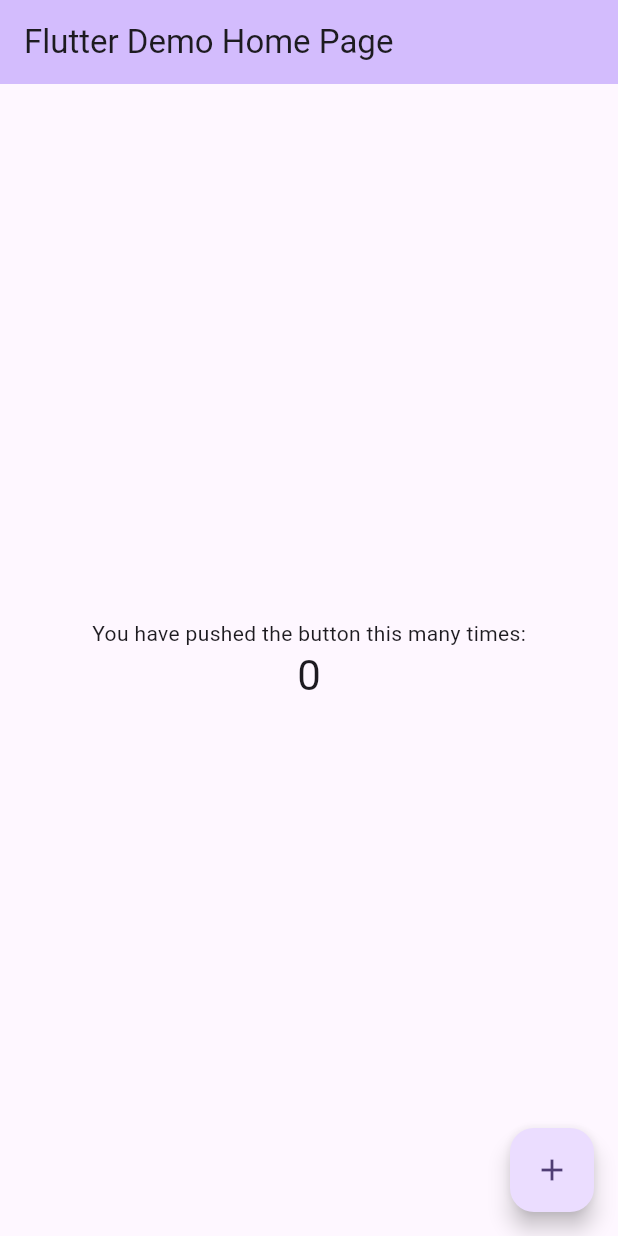
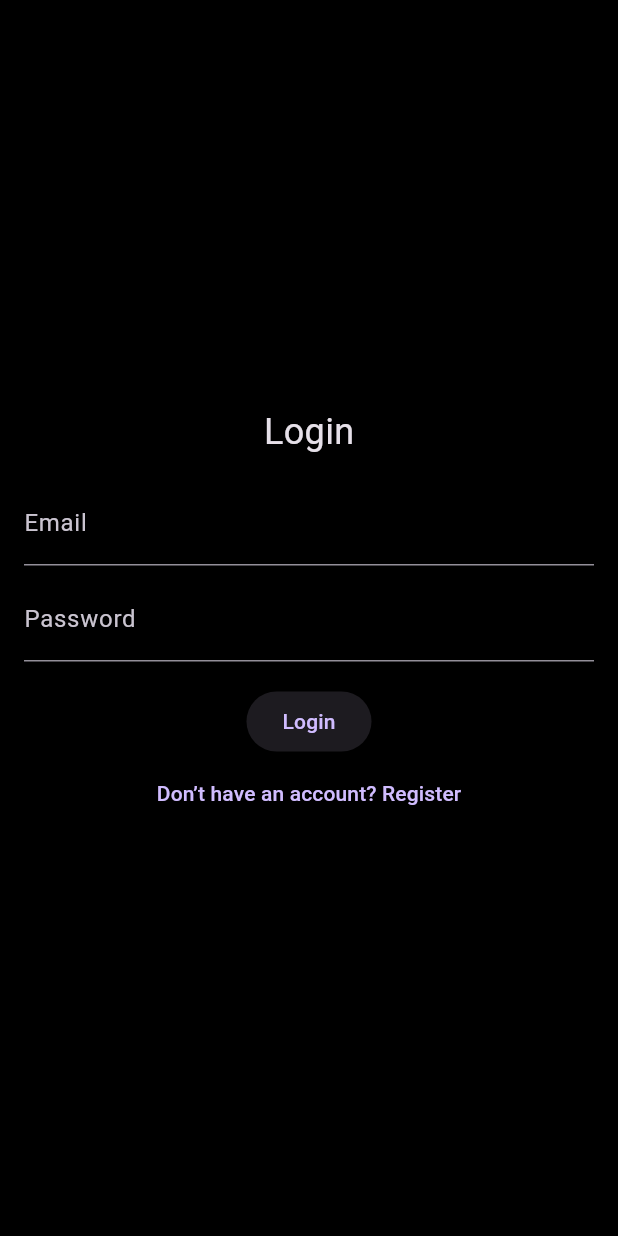
Before and after one commit to abhiramgelle1/HomeWork04_MessageBoardApp, a Flutter app: the screen it shows after launch, on a phone screen of 412 x 824 dp. Run offline on Flutter 3.47's test engine with Material 3 defaults, Android fonts, the phone set to English and light mode, and no system bars; our stand-ins replace cloud_firestore, firebase_auth, firebase_core; accounts and stored records are empty.

```diff
--- a/lib/main.dart
+++ b/lib/main.dart
@@ -1,125 +1,280 @@
 import 'package:flutter/material.dart';
+import 'package:firebase_core/firebase_core.dart';
+import 'package:firebase_auth/firebase_auth.dart';
+import 'package:cloud_firestore/cloud_firestore.dart';
 
-void main() {
+void main() async {
+  WidgetsFlutterBinding.ensureInitialized();
+  await Firebase.initializeApp();
   runApp(const MyApp());
 }
 
 class MyApp extends StatelessWidget {
-  const MyApp({super.key});
+  const MyApp({Key? key}) : super(key: key);
 
-  // This widget is the root of your application.
   @override
   Widget build(BuildContext context) {
     return MaterialApp(
-      title: 'Flutter Demo',
-      theme: ThemeData(
-        // This is the theme of your application.
-        //
-        // TRY THIS: Try running your application with "flutter run". You'll see
-        // the application has a purple toolbar. Then, without quitting the app,
-        // try changing the seedColor in the colorScheme below to Colors.green
-        // and then invoke "hot reload" (save your changes or press the "hot
-        // reload" button in a Flutter-supported IDE, or press "r" if you used
-        // the command line to start the app).
-        //
-        // Notice that the counter didn't reset back to zero; the application
-        // state is not lost during the reload. To reset the state, use hot
-        // restart instead.
-        //
-        // This works for code too, not just values: Most code changes can be
-        // tested with just a hot reload.
-        colorScheme: ColorScheme.fromSeed(seedColor: Colors.deepPurple),
-        useMaterial3: true,
+      debugShowCheckedModeBanner: false,
+      title: 'Message Board App',
+      theme: ThemeData.dark().copyWith(
+        scaffoldBackgroundColor: Colors.black,
+        primaryColor: Colors.deepPurple,
       ),
-      home: const MyHomePage(title: 'Flutter Demo Home Page'),
+      home: const AuthWrapper(),
     );
   }
 }
 
-class MyHomePage extends StatefulWidget {
-  const MyHomePage({super.key, required this.title});
-
-  // This widget is the home page of your application. It is stateful, meaning
-  // that it has a State object (defined below) that contains fields that affect
-  // how it looks.
-
-  // This class is the configuration for the state. It holds the values (in this
-  // case the title) provided by the parent (in this case the App widget) and
-  // used by the build method of the State. Fields in a Widget subclass are
-  // always marked "final".
-
-  final String title;
+class AuthWrapper extends StatelessWidget {
+  const AuthWrapper({Key? key}) : super(key: key);
 
   @override
-  State<MyHomePage> createState() => _MyHomePageState();
+  Widget build(BuildContext context) {
+    return StreamBuilder<User?>(
+      stream: FirebaseAuth.instance.authStateChanges(),
+      builder: (context, snapshot) {
+        if (snapshot.connectionState == ConnectionState.waiting) {
+          return const Center(child: CircularProgressIndicator());
+        }
+        if (snapshot.hasData) {
+          return LoggedInPage();
+        } else {
+          return const LoginPage();
+        }
+      },
+    );
+  }
 }
 
-class _MyHomePageState extends State<MyHomePage> {
-  int _counter = 0;
+class LoginPage extends StatefulWidget {
+  const LoginPage({Key? key}) : super(key: key);
 
-  void _incrementCounter() {
-    setState(() {
-      // This call to setState tells the Flutter framework that something has
-      // changed in this State, which causes it to rerun the build method below
-      // so that the display can reflect the updated values. If we changed
-      // _counter without calling setState(), then the build method would not be
-      // called again, and so nothing would appear to happen.
-      _counter++;
-    });
+  @override
+  State<LoginPage> createState() => _LoginPageState();
+}
+
+class _LoginPageState extends State<LoginPage> {
+  final TextEditingController _emailController = TextEditingController();
+  final TextEditingController _passwordController = TextEditingController();
+
+  Future<void> _login() async {
+    try {
+      await FirebaseAuth.instance.signInWithEmailAndPassword(
+        email: _emailController.text.trim(),
+        password: _passwordController.text.trim(),
+      );
+      ScaffoldMessenger.of(context).showSnackBar(
+        const SnackBar(content: Text('Login successful!')),
+      );
+    } on FirebaseAuthException catch (e) {
+      ScaffoldMessenger.of(context).showSnackBar(
+        SnackBar(content: Text(e.message ?? 'Login failed')),
+      );
+    }
   }
 
   @override
   Widget build(BuildContext context) {
-    // This method is rerun every time setState is called, for instance as done
-    // by the _incrementCounter method above.
-    //
-    // The Flutter framework has been optimized to make rerunning build methods
-    // fast, so that you can just rebuild anything that needs updating rather
-    // than having to individually change instances of widgets.
     return Scaffold(
-      appBar: AppBar(
-        // TRY THIS: Try changing the color here to a specific color (to
-        // Colors.amber, perhaps?) and trigger a hot reload to see the AppBar
-        // change color while the other colors stay the same.
-        backgroundColor: Theme.of(context).colorScheme.inversePrimary,
-        // Here we take the value from the MyHomePage object that was created by
-        // the App.build method, and use it to set our appbar title.
-        title: Text(widget.title),
-      ),
-      body: Center(
-        // Center is a layout widget. It takes a single child and positions it
-        // in the middle of the parent.
+      body: Padding(
+        padding: const EdgeInsets.all(16.0),
         child: Column(
-          // Column is also a layout widget. It takes a list of children and
-          // arranges them vertically. By default, it sizes itself to fit its
-          // children horizontally, and tries to be as tall as its parent.
-          //
-          // Column has various properties to control how it sizes itself and
-          // how it positions its children. Here we use mainAxisAlignment to
-          // center the children vertically; the main axis here is the vertical
-          // axis because Columns are vertical (the cross axis would be
-          // horizontal).
-          //
-          // TRY THIS: Invoke "debug painting" (choose the "Toggle Debug Paint"
-          // action in the IDE, or press "p" in the console), to see the
-          // wireframe for each widget.
           mainAxisAlignment: MainAxisAlignment.center,
-          children: <Widget>[
-            const Text(
-              'You have pushed the button this many times:',
+          children: [
+            const Text('Login', style: TextStyle(fontSize: 24)),
+            const SizedBox(height: 16),
+            TextField(
+              controller: _emailController,
+              decoration: const InputDecoration(labelText: 'Email'),
             ),
-            Text(
-              '$_counter',
-              style: Theme.of(context).textTheme.headlineMedium,
+            const SizedBox(height: 8),
+            TextField(
+              controller: _passwordController,
+              decoration: const InputDecoration(labelText: 'Password'),
+              obscureText: true,
+            ),
+            const SizedBox(height: 16),
+            ElevatedButton(
+              onPressed: _login,
+              child: const Text('Login'),
+            ),
+            TextButton(
+              onPressed: () {
+                Navigator.push(context,
+                    MaterialPageRoute(builder: (_) => const RegisterPage()));
+              },
+              child: const Text('Don’t have an account? Register'),
             ),
           ],
         ),
       ),
-      floatingActionButton: FloatingActionButton(
-        onPressed: _incrementCounter,
-        tooltip: 'Increment',
-        child: const Icon(Icons.add),
-      ), // This trailing comma makes auto-formatting nicer for build methods.
     );
   }
 }
+
+class RegisterPage extends StatefulWidget {
+  const RegisterPage({Key? key}) : super(key: key);
+
+  @override
+  State<RegisterPage> createState() => _RegisterPageState();
+}
+
+class _RegisterPageState extends State<RegisterPage> {
+  final TextEditingController _emailController = TextEditingController();
+  final TextEditingController _passwordController = TextEditingController();
+  final TextEditingController _firstNameController = TextEditingController();
+  final TextEditingController _lastNameController = TextEditingController();
+
+  Future<void> _register() async {
+    try {
+      UserCredential userCredential =
+          await FirebaseAuth.instance.createUserWithEmailAndPassword(
+        email: _emailController.text.trim(),
+        password: _passwordController.text.trim(),
+      );
+      final user = userCredential.user;
+      if (user != null) {
+        await FirebaseFirestore.instance.collection('users').doc(user.uid).set({
+          'firstName': _firstNameController.text.trim(),
+          'lastName': _lastNameController.text.trim(),
+          'email': _emailController.text.trim(),
+          'registrationDateTime': DateTime.now(),
+        });
+        ScaffoldMessenger.of(context).showSnackBar(
+          const SnackBar(content: Text('Registration successful!')),
+        );
+        Navigator.pop(context);
+      }
+    } on FirebaseAuthException catch (e) {
+      ScaffoldMessenger.of(context).showSnackBar(
+        SnackBar(content: Text(e.message ?? 'Registration failed')),
+      );
+    }
+  }
+
+  @override
+  Widget build(BuildContext context) {
+    return Scaffold(
+      body: Padding(
+        padding: const EdgeInsets.all(16.0),
+        child: SingleChildScrollView(
+          child: Column(
+            mainAxisAlignment: MainAxisAlignment.center,
+            children: [
+              const Text('Register', style: TextStyle(fontSize: 24)),
+              const SizedBox(height: 16),
+              TextField(
+                controller: _firstNameController,
+                decoration: const InputDecoration(labelText: 'First Name'),
+              ),
+              const SizedBox(height: 8),
+              TextField(
+                controller: _lastNameController,
+                decoration: const InputDecoration(labelText: 'Last Name'),
+              ),
+              const SizedBox(height: 8),
+              TextField(
+                controller: _emailController,
+                decoration: const InputDecoration(labelText: 'Email'),
+              ),
+              const SizedBox(height: 8),
+              TextField(
+                controller: _passwordController,
+                decoration: const InputDecoration(labelText: 'Password'),
+                obscureText: true,
+              ),
+              const SizedBox(height: 16),
+              ElevatedButton(
+                onPressed: _register,
+                child: const Text('Register'),
+              ),
+            ],
+          ),
+        ),
+      ),
+    );
+  }
+}
+
+class LoggedInPage extends StatelessWidget {
+  LoggedInPage({Key? key}) : super(key: key);
+
+  final List<String> boardNames = ['Sports', 'Tech', 'Travel'];
+  final List<String> boardIcons = [
+    'assets/sports.png',
+    'assets/tech.png',
+    'assets/travel.png',
+  ];
+
+  @override
+  Widget build(BuildContext context) {
+    return Scaffold(
+      appBar: AppBar(
+        title: const Text('Message Boards'),
+        actions: [
+          IconButton(
+            icon: const Icon(Icons.logout),
+            onPressed: () async {
+              await FirebaseAuth.instance.signOut();
+            },
+          ),
+        ],
+      ),
+      body: GridView.builder(
+        padding: const EdgeInsets.all(16.0),
+        gridDelegate: const SliverGridDelegateWithFixedCrossAxisCount(
+          crossAxisCount: 1,
+          childAspectRatio: 2.5,
+          mainAxisSpacing: 16,
+        ),
+        itemCount: boardNames.length,
+        itemBuilder: (context, index) {
+          return GestureDetector(
+            onTap: () {
+              Navigator.push(
+                context,
+                MaterialPageRoute(
+                    builder: (_) => ChatPage(boardName: boardNames[index])),
+              );
+            },
+            child: Container(
+              decoration: BoxDecoration(
+                borderRadius: BorderRadius.circular(16),
+                image: DecorationImage(
+                  image: AssetImage(boardIcons[index]),
+                  fit: BoxFit.cover,
+                ),
+              ),
+              child: Center(
+                child: Text(
+                  boardNames[index],
+                  style: const TextStyle(
+                    color: Colors.white,
+                    fontSize: 24,
+                    fontWeight: FontWeight.bold,
+                    backgroundColor: Colors.black54,
+                  ),
+                ),
+              ),
+            ),
+          );
+        },
+      ),
+    );
+  }
+}
+
+class ChatPage extends StatelessWidget {
+  final String boardName;
+
+  const ChatPage({Key? key, required this.boardName}) : super(key: key);
+
+  @override
+  Widget build(BuildContext context) {
+    return Scaffold(
+      appBar: AppBar(title: Text(boardName)),
+      body: const Center(child: Text('Chat page coming soon...')),
+    );
+  }
+}
--- a/pubspec.yaml
+++ b/pubspec.yaml
@@ -39,6 +39,7 @@ dependencies:
   firebase_authentication: ^0.0.30
   firebase_auth: ^5.3.3
   cloud_firestore: ^5.5.0
+  provider: ^6.1.2
 
 dev_dependencies:
   flutter_test:
@@ -63,9 +64,8 @@ flutter:
   uses-material-design: true
 
   # To add assets to your application, add an assets section, like this:
-  # assets:
-  #   - images/a_dot_burr.jpeg
-  #   - images/a_dot_ham.jpeg
+  assets:
+    - assets/
 
   # An image asset can refer to one or more resolution-specific "variants", see
   # https://flutter.dev/to/resolution-aware-images
```
Also changed, not shown: assets/sports.png (added), assets/tech.png (added), assets/travel.png (added), pubspec.lock, 1 other file.
